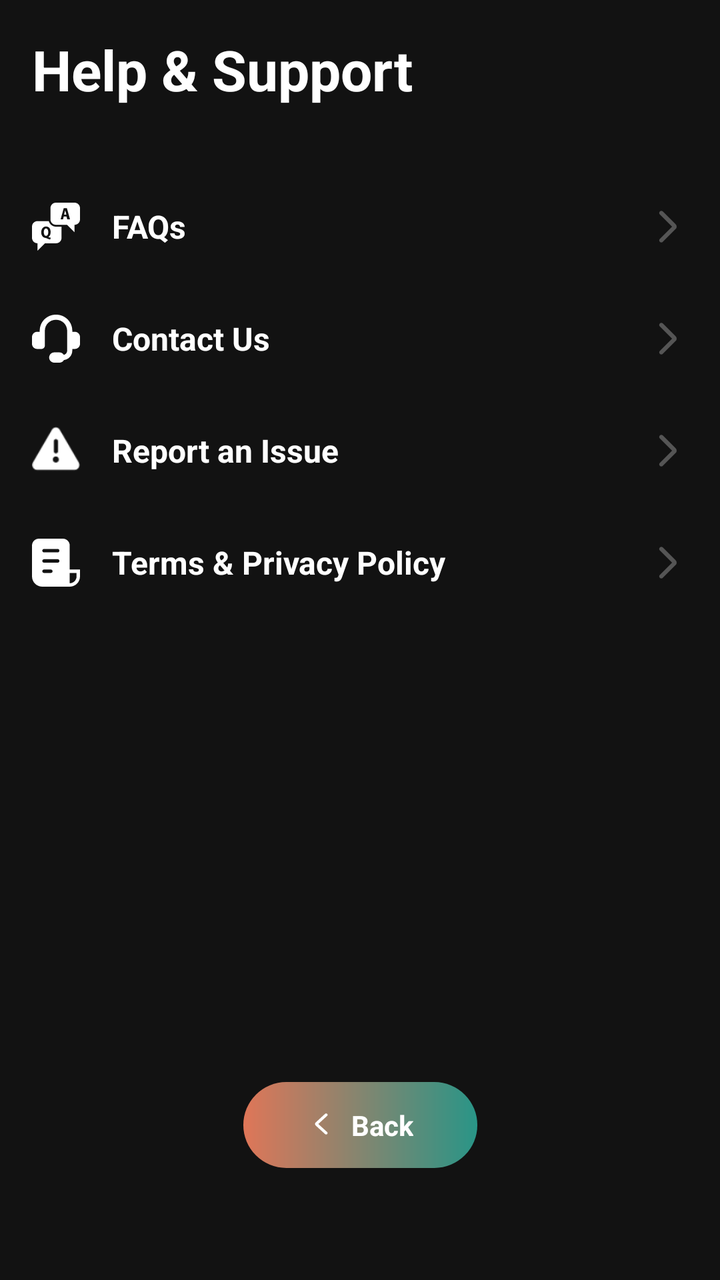
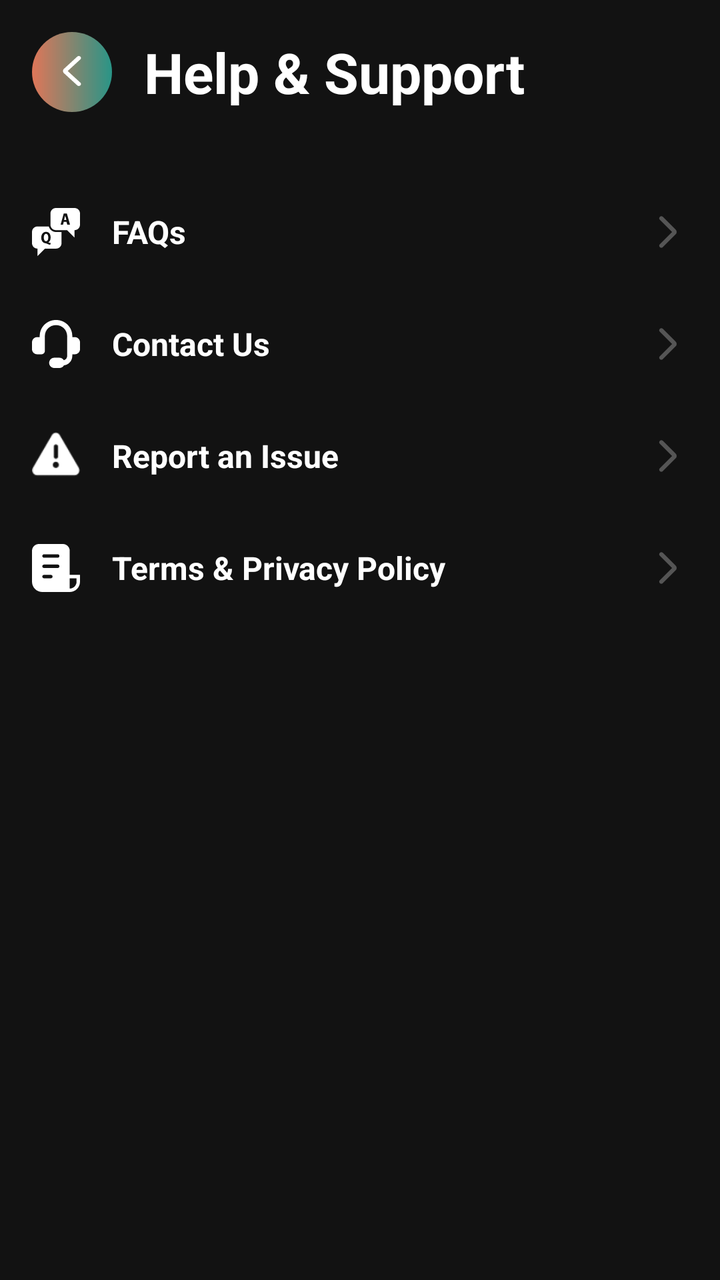

Two renders of the same Android screen: before a commit and after it. Below are the layout's source before the change and the commit's diff.
<!-- AndroidManifest.xml: application theme Theme.ViBePlayer -->
<!-- res/layout/fragment_help_support.xml -->
<?xml version="1.0" encoding="utf-8"?>
<androidx.constraintlayout.widget.ConstraintLayout xmlns:android="http://schemas.android.com/apk/res/android"
    xmlns:app="http://schemas.android.com/apk/res-auto"
    android:layout_width="match_parent"
    android:layout_height="match_parent"
    android:background="@color/vibe_black"
    android:padding="16dp">

    <TextView
        android:id="@+id/txtHelpHeader"
        android:layout_width="wrap_content"
        android:layout_height="wrap_content"
        android:text="Help &amp; Support"
        android:textColor="@color/white"
        android:textSize="28sp"
        android:textStyle="bold"
        app:layout_constraintStart_toStartOf="parent"
        app:layout_constraintTop_toTopOf="parent" />

    <LinearLayout
        android:layout_width="match_parent"
        android:layout_height="wrap_content"
        android:layout_marginTop="32dp"
        android:orientation="vertical"
        app:layout_constraintTop_toBottomOf="@id/txtHelpHeader">

        <LinearLayout
            android:id="@+id/rowFaqs"
            android:layout_width="match_parent"
            android:layout_height="wrap_content"
            android:background="?attr/selectableItemBackground"
            android:clickable="true"
            android:focusable="true"
            android:gravity="center_vertical"
            android:orientation="horizontal"
            android:paddingVertical="16dp">

            <ImageView
                android:layout_width="24dp"
                android:layout_height="24dp"
                android:src="@drawable/ic_faq"
                app:tint="@color/white" />

            <TextView
                android:layout_width="0dp"
                android:layout_height="wrap_content"
                android:layout_marginStart="16dp"
                android:layout_weight="1"
                android:text="FAQs"
                android:textColor="@color/white"
                android:textSize="16sp"
                android:textStyle="bold" />

            <ImageView
                android:layout_width="20dp"
                android:layout_height="20dp"
                android:src="@drawable/ic_forward_arrow"
                app:tint="#555555" />
        </LinearLayout>

        <LinearLayout
            android:id="@+id/rowContactUs"
            android:layout_width="match_parent"
            android:layout_height="wrap_content"
            android:background="?attr/selectableItemBackground"
            android:clickable="true"
            android:focusable="true"
            android:gravity="center_vertical"
            android:orientation="horizontal"
            android:paddingVertical="16dp">

            <ImageView
                android:layout_width="24dp"
                android:layout_height="24dp"
                android:src="@drawable/ic_customer_support"
                app:tint="@color/white" />

            <TextView
                android:layout_width="0dp"
                android:layout_height="wrap_content"
                android:layout_marginStart="16dp"
                android:layout_weight="1"
                android:text="Contact Us"
                android:textColor="@color/white"
                android:textSize="16sp"
                android:textStyle="bold" />

            <ImageView
                android:layout_width="20dp"
                android:layout_height="20dp"
                android:src="@drawable/ic_forward_arrow"
                app:tint="#555555" />
        </LinearLayout>

        <LinearLayout
            android:id="@+id/rowReportIssue"
            android:layout_width="match_parent"
            android:layout_height="wrap_content"
            android:background="?attr/selectableItemBackground"
            android:clickable="true"
            android:focusable="true"
            android:gravity="center_vertical"
            android:orientation="horizontal"
            android:paddingVertical="16dp">

            <ImageView
                android:layout_width="24dp"
                android:layout_height="24dp"
                android:src="@android:drawable/ic_dialog_alert"
                app:tint="@color/white" />

            <TextView
                android:layout_width="0dp"
                android:layout_height="wrap_content"
                android:layout_marginStart="16dp"
                android:layout_weight="1"
                android:text="Report an Issue"
                android:textColor="@color/white"
                android:textSize="16sp"
                android:textStyle="bold" />

            <ImageView
                android:layout_width="20dp"
                android:layout_height="20dp"
                android:src="@drawable/ic_forward_arrow"
                app:tint="#555555" />
        </LinearLayout>

        <LinearLayout
            android:id="@+id/rowTerms"
            android:layout_width="match_parent"
            android:layout_height="wrap_content"
            android:background="?attr/selectableItemBackground"
            android:clickable="true"
            android:focusable="true"
            android:gravity="center_vertical"
            android:orientation="horizontal"
            android:paddingVertical="16dp">

            <ImageView
                android:layout_width="24dp"
                android:layout_height="24dp"
                android:src="@drawable/ic_terms"
                app:tint="@color/white" />

            <TextView
                android:layout_width="0dp"
                android:layout_height="wrap_content"
                android:layout_marginStart="16dp"
                android:layout_weight="1"
                android:text="Terms &amp; Privacy Policy"
                android:textColor="@color/white"
                android:textSize="16sp"
                android:textStyle="bold" />

            <ImageView
                android:layout_width="20dp"
                android:layout_height="20dp"
                android:src="@drawable/ic_forward_arrow"
                app:tint="#555555" />
        </LinearLayout>

    </LinearLayout>

    <LinearLayout
        android:id="@+id/btnHelpBack"
        android:layout_width="wrap_content"
        android:layout_height="wrap_content"
        android:layout_marginBottom="40dp"
        android:background="@drawable/bg_chip_outline"
        android:gravity="center"
        android:orientation="horizontal"
        android:paddingHorizontal="32dp"
        android:paddingVertical="12dp"
        app:layout_constraintBottom_toBottomOf="parent"
        app:layout_constraintEnd_toEndOf="parent"
        app:layout_constraintStart_toStartOf="parent">

        <ImageView
            android:layout_width="14dp"
            android:layout_height="14dp"
            android:src="@drawable/ic_back_arrow"
            app:tint="@color/white" />

        <TextView
            android:layout_width="wrap_content"
            android:layout_height="wrap_content"
            android:layout_marginStart="8dp"
            android:text="Back"
            android:textColor="@color/white"
            android:textSize="14sp"
            android:textStyle="bold" />
    </LinearLayout>

</androidx.constraintlayout.widget.ConstraintLayout>
<!-- resources referenced by this layout -->
<resources>
  <color name="vibe_black">#121212</color>
  <color name="white">#FFFFFFFF</color>
  <!-- drawable bg_chip_outline (drawable) -->
  <?xml version="1.0" encoding="utf-8"?>
  <shape xmlns:android="http://schemas.android.com/apk/res/android"
      android:shape="rectangle">
  
      <gradient
          android:angle="0"
          android:startColor="#DF7658"
          android:endColor="#299587" />
  
      <corners android:radius="50dp" />
  
  </shape>
  <!-- drawable ic_back_arrow (drawable) -->
  <vector xmlns:android="http://schemas.android.com/apk/res/android"
      android:width="40dp"
      android:height="40dp"
      android:viewportWidth="40"
      android:viewportHeight="40">
    <path
        android:pathData="M15.694,19.011L28.354,30.638C28.785,31.034 28.993,31.495 28.979,32.022C28.965,32.55 28.743,33.011 28.311,33.407C27.879,33.802 27.377,34 26.804,34C26.231,34 25.728,33.802 25.297,33.407L12.033,21.265C11.689,20.948 11.431,20.593 11.258,20.197C11.086,19.802 11,19.406 11,19.011C11,18.615 11.086,18.22 11.258,17.824C11.431,17.429 11.689,17.073 12.033,16.756L25.297,4.575C25.727,4.179 26.237,3.988 26.826,4.001C27.415,4.013 27.925,4.218 28.354,4.614C28.784,5.011 28.999,5.472 29,5.999C29.001,6.525 28.786,6.986 28.354,7.383L15.694,19.011Z"
        android:fillColor="#ffffff"/>
  </vector>
  <!-- drawable ic_faq (drawable) -->
  <vector xmlns:android="http://schemas.android.com/apk/res/android"
      android:width="26dp"
      android:height="26dp"
      android:viewportWidth="26"
      android:viewportHeight="26">
    <group>
      <clip-path
          android:pathData="M0,0h26v26h-26z"/>
      <path
          android:pathData="M13,0C11.3,0 10,1.3 10,3V9C10,10.7 11.3,12 13,12H19L23,16V12C24.7,12 26,10.7 26,9V3C26,1.3 24.7,0 23,0H13ZM17.188,3H18.906L20.594,9H19.094L18.687,7.5H17.187L16.813,9H15.5L17.188,3ZM18,4C17.9,4.4 17.788,4.888 17.687,5.188L17.407,6.5H18.594L18.312,5.187C18.113,4.888 18,4.4 18,4ZM3,10C1.3,10 0,11.3 0,13V19C0,20.7 1.3,22 3,22V26L7,22H13C14.7,22 16,20.7 16,19V13H13C11.1,13 9.594,11.7 9.094,10H3ZM7.594,12.906C9.294,12.906 10.094,14.306 10.094,15.906C10.094,17.306 9.613,18.194 8.813,18.594C9.213,18.794 9.687,18.9 10.187,19L9.813,20C9.113,19.8 8.387,19.488 7.687,19.187C7.587,19.087 7.412,19.094 7.312,19.094C6.112,18.994 5,18 5,16C5,14.3 5.994,12.906 7.594,12.906ZM7.594,14C6.794,14 6.406,14.9 6.406,16C6.406,17.2 6.794,18 7.594,18C8.394,18 8.812,17.1 8.812,16C8.812,14.9 8.394,14 7.594,14Z"
          android:fillColor="#ffffff"/>
    </group>
  </vector>
  <!-- drawable ic_forward_arrow (drawable) -->
  <vector xmlns:android="http://schemas.android.com/apk/res/android"
      android:width="18dp"
      android:height="18dp"
      android:viewportWidth="18"
      android:viewportHeight="18">
    <path
        android:pathData="M10.838,9L5.325,14.512C5.138,14.7 5.047,14.919 5.053,15.169C5.059,15.419 5.156,15.637 5.344,15.825C5.532,16.012 5.751,16.106 6,16.106C6.25,16.106 6.468,16.012 6.656,15.825L12.431,10.069C12.581,9.919 12.694,9.75 12.769,9.562C12.844,9.375 12.881,9.187 12.881,9C12.881,8.812 12.844,8.625 12.769,8.437C12.694,8.25 12.581,8.081 12.431,7.931L6.656,2.156C6.469,1.969 6.247,1.878 5.99,1.884C5.734,1.89 5.512,1.987 5.325,2.175C5.138,2.363 5.044,2.582 5.044,2.831C5.043,3.081 5.137,3.299 5.325,3.487L10.838,9Z"
        android:fillColor="#ffffff"/>
  </vector>
  <style name="Theme.ViBePlayer" parent="Base.Theme.ViBePlayer" />
  <style name="Base.Theme.ViBePlayer" parent="Theme.Material3.DayNight.NoActionBar">
          
          
      </style>
  <!-- unchanged entries left out for length: 2 -->
</resources>

<!-- the commit's change to res/layout/fragment_help_support.xml (unified diff, before → after) -->
@@ -6,23 +6,44 @@
     android:background="@color/vibe_black"
     android:padding="16dp">
 
-    <TextView
-        android:id="@+id/txtHelpHeader"
-        android:layout_width="wrap_content"
+    <LinearLayout
+        android:id="@+id/helpHeader"
+        android:layout_width="match_parent"
         android:layout_height="wrap_content"
-        android:text="Help &amp; Support"
-        android:textColor="@color/white"
-        android:textSize="28sp"
-        android:textStyle="bold"
-        app:layout_constraintStart_toStartOf="parent"
-        app:layout_constraintTop_toTopOf="parent" />
+        android:gravity="center_vertical"
+        android:orientation="horizontal"
+        app:layout_constraintTop_toTopOf="parent">
+
+        <FrameLayout
+            android:id="@+id/btnHelpBack"
+            android:layout_width="40dp"
+            android:layout_height="40dp"
+            android:background="@drawable/bg_chip_outline">
+
+            <ImageView
+                android:layout_width="20dp"
+                android:layout_height="20dp"
+                android:layout_gravity="center"
+                android:src="@drawable/ic_back_arrow"
+                app:tint="@color/white" />
+        </FrameLayout>
+
+        <TextView
+            android:layout_width="wrap_content"
+            android:layout_height="wrap_content"
+            android:layout_marginStart="16dp"
+            android:text="Help &amp; Support"
+            android:textColor="@color/white"
+            android:textSize="28sp"
+            android:textStyle="bold" />
+    </LinearLayout>
 
     <LinearLayout
         android:layout_width="match_parent"
         android:layout_height="wrap_content"
         android:layout_marginTop="32dp"
         android:orientation="vertical"
-        app:layout_constraintTop_toBottomOf="@id/txtHelpHeader">
+        app:layout_constraintTop_toBottomOf="@id/helpHeader">
 
         <LinearLayout
             android:id="@+id/rowFaqs"
@@ -162,34 +183,4 @@
 
     </LinearLayout>
 
-    <LinearLayout
-        android:id="@+id/btnHelpBack"
-        android:layout_width="wrap_content"
-        android:layout_height="wrap_content"
-        android:layout_marginBottom="40dp"
-        android:background="@drawable/bg_chip_outline"
-        android:gravity="center"
-        android:orientation="horizontal"
-        android:paddingHorizontal="32dp"
-        android:paddingVertical="12dp"
-        app:layout_constraintBottom_toBottomOf="parent"
-        app:layout_constraintEnd_toEndOf="parent"
-        app:layout_constraintStart_toStartOf="parent">
-
-        <ImageView
-            android:layout_width="14dp"
-            android:layout_height="14dp"
-            android:src="@drawable/ic_back_arrow"
-            app:tint="@color/white" />
-
-        <TextView
-            android:layout_width="wrap_content"
-            android:layout_height="wrap_content"
-            android:layout_marginStart="8dp"
-            android:text="Back"
-            android:textColor="@color/white"
-            android:textSize="14sp"
-            android:textStyle="bold" />
-    </LinearLayout>
-
 </androidx.constraintlayout.widget.ConstraintLayout>
